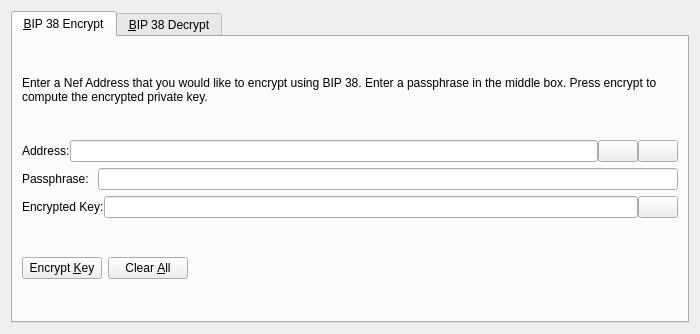
Qt form src/qt/forms/bip38tooldialog.ui (docrypto/Nefcoin-development) before a commit.
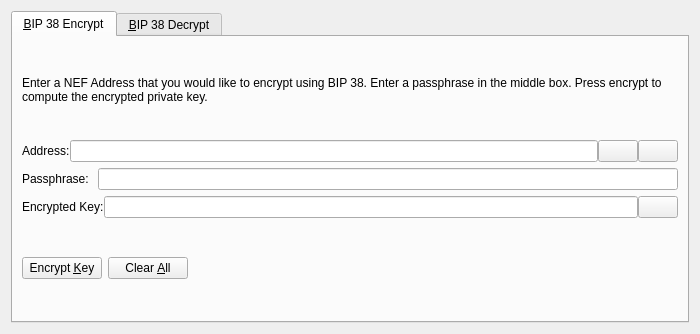
The same form after that commit. The open tabs and pages were chosen to show the change. Icons and pictures are not drawn. Custom widgets are drawn as their Qt base class.

```diff
--- a/src/qt/forms/bip38tooldialog.ui
+++ b/src/qt/forms/bip38tooldialog.ui
@@ -30,7 +30,7 @@
        <item>
         <widget class="QLabel" name="infoLabel_ENC">
          <property name="text">
-          <string>Enter a Nef Address that you would like to encrypt using BIP 38. Enter a passphrase in the middle box. Press encrypt to compute the encrypted private key.</string>
+          <string>Enter a NEF Address that you would like to encrypt using BIP 38. Enter a passphrase in the middle box. Press encrypt to compute the encrypted private key.</string>
          </property>
          <property name="textFormat">
           <enum>Qt::PlainText</enum>
```
